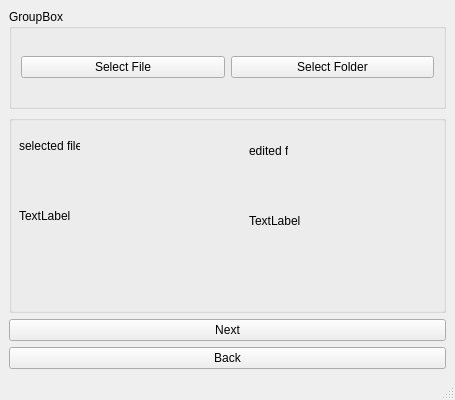
Qt form Page 1 and 2/Pg2.ui (tradjabi/ap_final_project) before a commit.
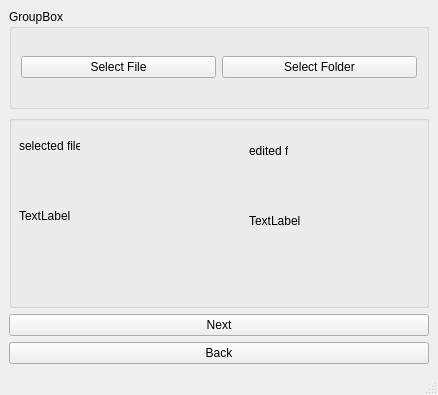
The same form after that commit.

The edit to the form file:
```diff
--- a/Page 1 and 2/Pg2.ui
+++ b/Page 1 and 2/Pg2.ui
@@ -6,8 +6,8 @@
    <rect>
     <x>0</x>
     <y>0</y>
-    <width>455</width>
-    <height>400</height>
+    <width>438</width>
+    <height>395</height>
    </rect>
   </property>
   <property name="windowTitle">
```
Left out of the diff: 4 changed lines with no effect on the pictures.
